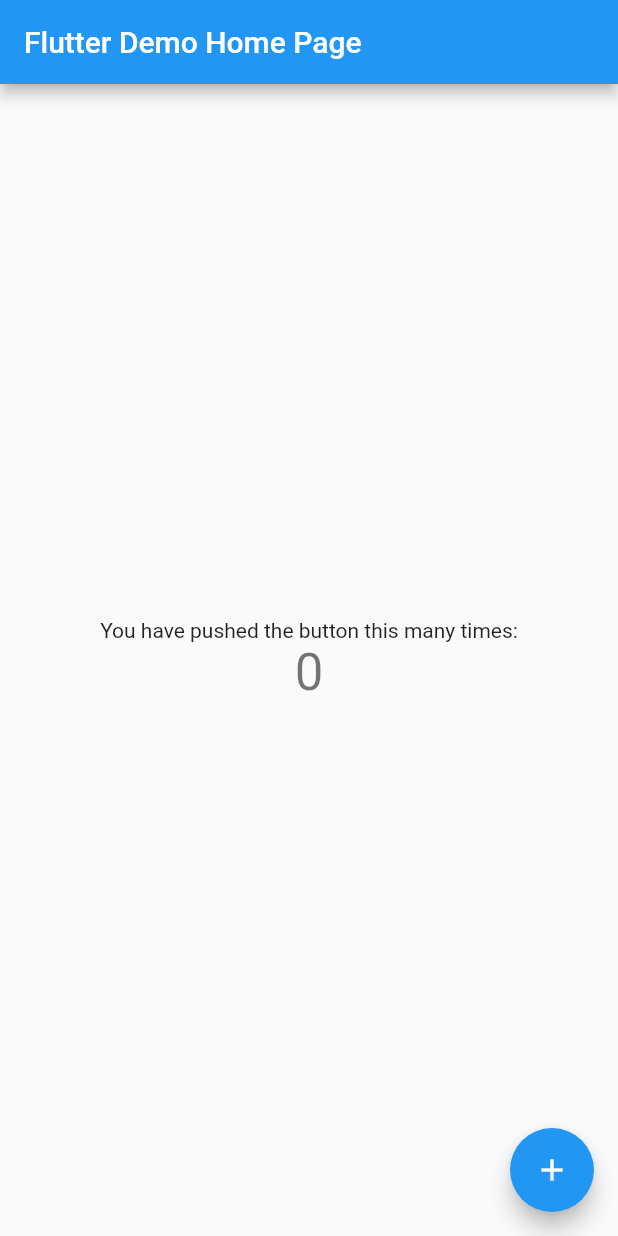
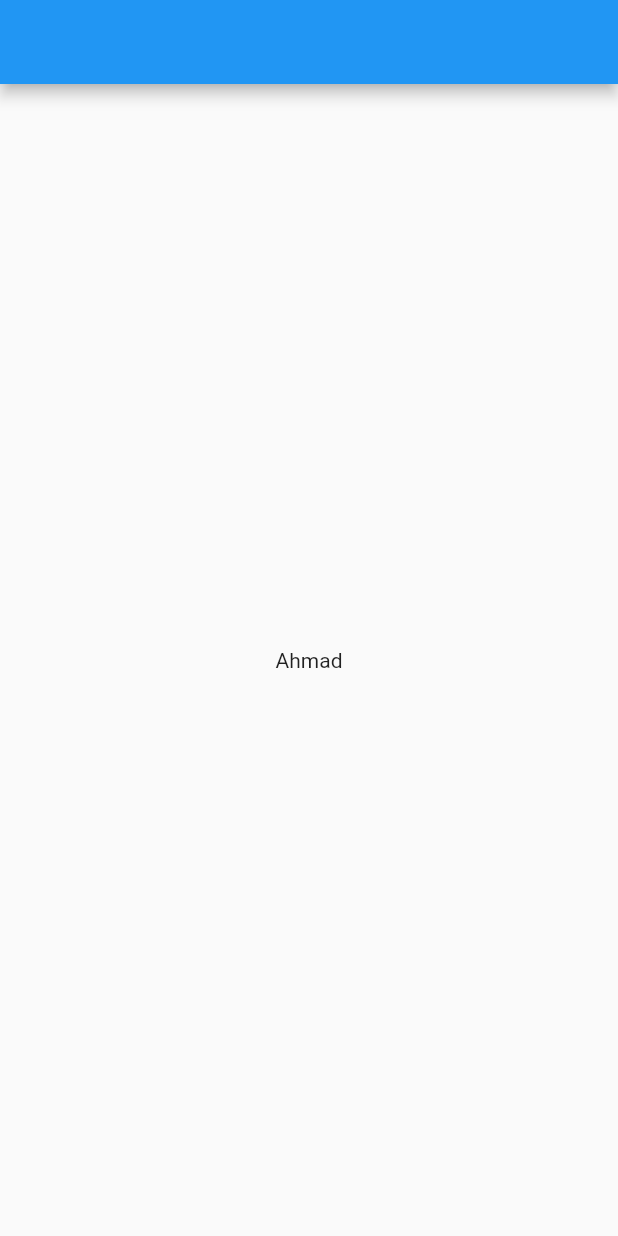
Before and after one commit to ahmadexe/Design-Patterns-in-Dart-and-Flutter, a Flutter app: the screen it shows after launch, on a phone screen of 412 x 824 dp. Run offline on Flutter 3.47's test engine with Material 2 defaults, Android fonts, the phone set to English and light mode, and no system bars.

Commit message:
factory design pattern in flutter implemented

```diff
--- a/factory/flutter/factory_pattern/lib/main.dart
+++ b/factory/flutter/factory_pattern/lib/main.dart
@@ -1,115 +1,32 @@
+import 'package:factory_pattern/models/person.dart';
 import 'package:flutter/material.dart';
 
-void main() {
+void main(List<String> args) {
   runApp(const MyApp());
 }
 
 class MyApp extends StatelessWidget {
   const MyApp({super.key});
 
-  // This widget is the root of your application.
   @override
   Widget build(BuildContext context) {
-    return MaterialApp(
-      title: 'Flutter Demo',
-      theme: ThemeData(
-        // This is the theme of your application.
-        //
-        // Try running your application with "flutter run". You'll see the
-        // application has a blue toolbar. Then, without quitting the app, try
-        // changing the primarySwatch below to Colors.green and then invoke
-        // "hot reload" (press "r" in the console where you ran "flutter run",
-        // or simply save your changes to "hot reload" in a Flutter IDE).
-        // Notice that the counter didn't reset back to zero; the application
-        // is not restarted.
-        primarySwatch: Colors.blue,
-      ),
-      home: const MyHomePage(title: 'Flutter Demo Home Page'),
+    return const MaterialApp(
+      home: MainScreen(),
     );
   }
 }
 
-class MyHomePage extends StatefulWidget {
-  const MyHomePage({super.key, required this.title});
-
-  // This widget is the home page of your application. It is stateful, meaning
-  // that it has a State object (defined below) that contains fields that affect
-  // how it looks.
-
-  // This class is the configuration for the state. It holds the values (in this
-  // case the title) provided by the parent (in this case the App widget) and
-  // used by the build method of the State. Fields in a Widget subclass are
-  // always marked "final".
-
-  final String title;
-
-  @override
-  State<MyHomePage> createState() => _MyHomePageState();
-}
-
-class _MyHomePageState extends State<MyHomePage> {
-  int _counter = 0;
-
-  void _incrementCounter() {
-    setState(() {
-      // This call to setState tells the Flutter framework that something has
-      // changed in this State, which causes it to rerun the build method below
-      // so that the display can reflect the updated values. If we changed
-      // _counter without calling setState(), then the build method would not be
-      // called again, and so nothing would appear to happen.
-      _counter++;
-    });
-  }
+class MainScreen extends StatelessWidget {
+  const MainScreen({super.key});
 
   @override
   Widget build(BuildContext context) {
-    // This method is rerun every time setState is called, for instance as done
-    // by the _incrementCounter method above.
-    //
-    // The Flutter framework has been optimized to make rerunning build methods
-    // fast, so that you can just rebuild anything that needs updating rather
-    // than having to individually change instances of widgets.
+    Person person = Person.fromMap({'name': 'Ahmad', 'age': 21});
     return Scaffold(
-      appBar: AppBar(
-        // Here we take the value from the MyHomePage object that was created by
-        // the App.build method, and use it to set our appbar title.
-        title: Text(widget.title),
+      appBar: AppBar(),
+      body: Center(
+        child: Text(person.name),
       ),
-      body: Center(
-        // Center is a layout widget. It takes a single child and positions it
-        // in the middle of the parent.
-        child: Column(
-          // Column is also a layout widget. It takes a list of children and
-          // arranges them vertically. By default, it sizes itself to fit its
-          // children horizontally, and tries to be as tall as its parent.
-          //
-          // Invoke "debug painting" (press "p" in the console, choose the
-          // "Toggle Debug Paint" action from the Flutter Inspector in Android
-          // Studio, or the "Toggle Debug Paint" command in Visual Studio Code)
-          // to see the wireframe for each widget.
-          //
-          // Column has various properties to control how it sizes itself and
-          // how it positions its children. Here we use mainAxisAlignment to
-          // center the children vertically; the main axis here is the vertical
-          // axis because Columns are vertical (the cross axis would be
-          // horizontal).
-          mainAxisAlignment: MainAxisAlignment.center,
-          children: <Widget>[
-            const Text(
-              'You have pushed the button this many times:',
-            ),
-            Text(
-              '$_counter',
-              style: Theme.of(context).textTheme.headlineMedium,
-            ),
-          ],
-        ),
-      ),
-      floatingActionButton: FloatingActionButton(
-        onPressed: _incrementCounter,
-        tooltip: 'Increment',
-        child: const Icon(Icons.add),
-      ), // This trailing comma makes auto-formatting nicer for build methods.
     );
   }
 }
--- /dev/null
+++ b/factory/flutter/factory_pattern/lib/models/person.dart
@@ -0,0 +1,55 @@
+// ignore_for_file: public_member_api_docs, sort_constructors_first
+import 'dart:convert';
+
+class Person {
+  final int age;
+  final String name;
+
+  Person({
+    required this.age,
+    required this.name,
+  });
+
+  Person copyWith({
+    int? age,
+    String? name,
+  }) {
+    return Person(
+      age: age ?? this.age,
+      name: name ?? this.name,
+    );
+  }
+
+  Map<String, dynamic> toMap() {
+    return <String, dynamic>{
+      'age': age,
+      'name': name,
+    };
+  }
+
+  factory Person.fromMap(Map<String, dynamic> map) {
+    return Person(
+      age: map['age'] as int,
+      name: map['name'] as String,
+    );
+  }
+
+  String toJson() => json.encode(toMap());
+
+  factory Person.fromJson(String source) => Person.fromMap(json.decode(source) as Map<String, dynamic>);
+
+  @override
+  String toString() => 'Person(age: $age, name: $name)';
+
+  @override
+  bool operator ==(covariant Person other) {
+    if (identical(this, other)) return true;
+
+    return
+      other.age == age &&
+      other.name == name;
+  }
+
+  @override
+  int get hashCode => age.hashCode ^ name.hashCode;
+}
```
Also changed, not shown: 1 other file.
